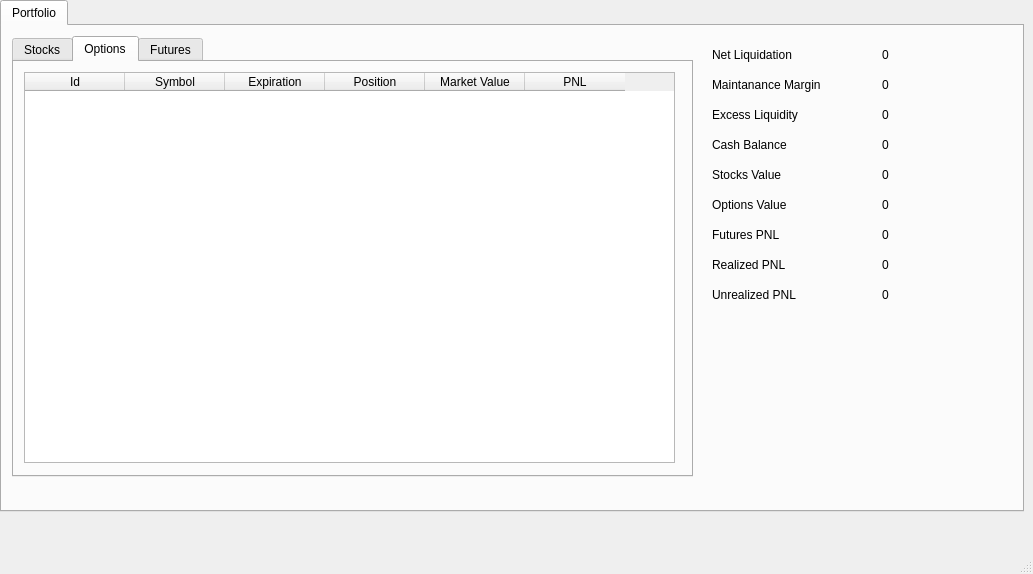
Old version of the form src/app/mainwindow.ui in the repository kubawoo/cutetrader.
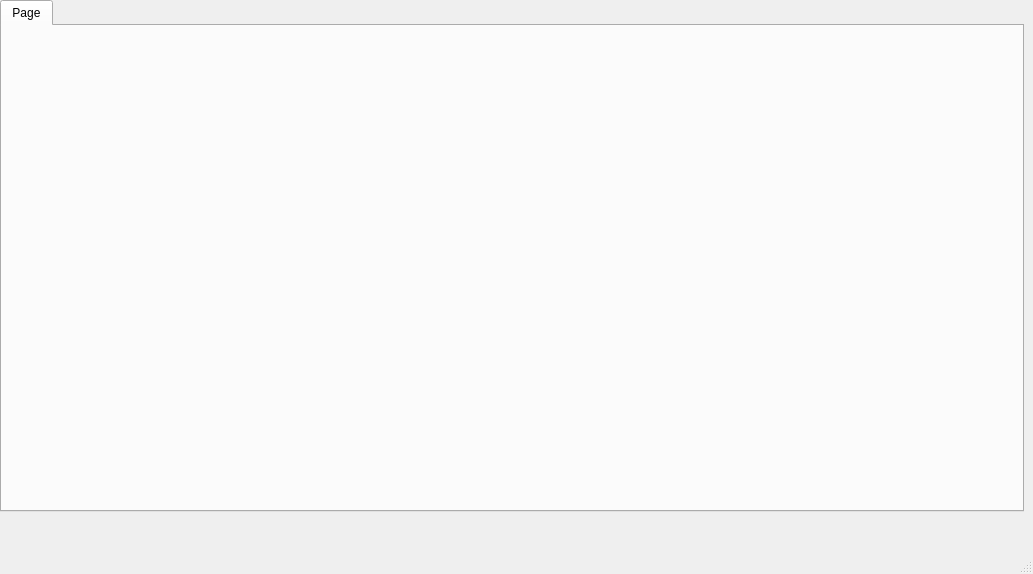
New version of the form. The open tabs and pages were chosen to show the change.

Commit message: Extract portfolio tab to separate class

```diff
--- a/src/app/mainwindow.ui
+++ b/src/app/mainwindow.ui
@@ -28,415 +28,8 @@
     </property>
     <widget class="QWidget" name="portfolioTab">
      <attribute name="title">
-      <string>Portfolio</string>
+      <string>Page</string>
      </attribute>
-     <widget class="QLabel" name="label_1">
-      <property name="geometry">
-       <rect>
-        <x>710</x>
-        <y>20</y>
-        <width>101</width>
-        <height>17</height>
-       </rect>
-      </property>
-      <property name="text">
-       <string>Net Liquidation</string>
-      </property>
-     </widget>
-     <widget class="QLabel" name="netLiquidation">
-      <property name="geometry">
-       <rect>
-        <x>880</x>
-        <y>20</y>
-        <width>131</width>
-        <height>17</height>
-       </rect>
-      </property>
-      <property name="text">
-       <string>0</string>
-      </property>
-     </widget>
-     <widget class="QTabWidget" name="tabWidget_2">
-      <property name="geometry">
-       <rect>
-        <x>10</x>
-        <y>10</y>
-        <width>681</width>
-        <height>441</height>
-       </rect>
-      </property>
-      <property name="currentIndex">
-       <number>0</number>
-      </property>
-      <widget class="QWidget" name="stocksTab">
-       <attribute name="title">
-        <string>Stocks</string>
-       </attribute>
-       <widget class="QTableWidget" name="stocksTableWidget">
-        <property name="geometry">
-         <rect>
-          <x>10</x>
-          <y>10</y>
-          <width>651</width>
-          <height>391</height>
-         </rect>
-        </property>
-        <property name="editTriggers">
-         <set>QAbstractItemView::NoEditTriggers</set>
-        </property>
-        <property name="selectionMode">
-         <enum>QAbstractItemView::MultiSelection</enum>
-        </property>
-        <property name="selectionBehavior">
-         <enum>QAbstractItemView::SelectRows</enum>
-        </property>
-        <attribute name="verticalHeaderVisible">
-         <bool>false</bool>
-        </attribute>
-        <column>
-         <property name="text">
-          <string>Id</string>
-         </property>
-        </column>
-        <column>
-         <property name="text">
-          <string>Symbol</string>
-         </property>
-        </column>
-        <column>
-         <property name="text">
-          <string>Position</string>
-         </property>
-        </column>
-        <column>
-         <property name="text">
-          <string>Market Value</string>
-         </property>
-        </column>
-        <column>
-         <property name="text">
-          <string>PNL</string>
-         </property>
-        </column>
-       </widget>
-      </widget>
-      <widget class="QWidget" name="optionsTab">
-       <attribute name="title">
-        <string>Options</string>
-       </attribute>
-       <widget class="QTableWidget" name="optionsTableWidget">
-        <property name="geometry">
-         <rect>
-          <x>10</x>
-          <y>10</y>
-          <width>651</width>
-          <height>391</height>
-         </rect>
-        </property>
-        <property name="editTriggers">
-         <set>QAbstractItemView::NoEditTriggers</set>
-        </property>
-        <property name="selectionMode">
-         <enum>QAbstractItemView::MultiSelection</enum>
-        </property>
-        <attribute name="verticalHeaderVisible">
-         <bool>false</bool>
-        </attribute>
-        <column>
-         <property name="text">
-          <string>Id</string>
-         </property>
-        </column>
-        <column>
-         <property name="text">
-          <string>Symbol</string>
-         </property>
-        </column>
-        <column>
-         <property name="text">
-          <string>Expiration</string>
-         </property>
-        </column>
-        <column>
-         <property name="text">
-          <string>Position</string>
-         </property>
-        </column>
-        <column>
-         <property name="text">
-          <string>Market Value</string>
-         </property>
-        </column>
-        <column>
-         <property name="text">
-          <string>PNL</string>
-         </property>
-        </column>
-       </widget>
-      </widget>
-      <widget class="QWidget" name="futuresTab">
-       <attribute name="title">
-        <string>Futures</string>
-       </attribute>
-       <widget class="QTableWidget" name="futuresTableWidget">
-        <property name="geometry">
-         <rect>
-          <x>10</x>
-          <y>10</y>
-          <width>651</width>
-          <height>391</height>
-         </rect>
-        </property>
-        <property name="editTriggers">
-         <set>QAbstractItemView::NoEditTriggers</set>
-        </property>
-        <property name="selectionMode">
-         <enum>QAbstractItemView::MultiSelection</enum>
-        </property>
-        <attribute name="verticalHeaderVisible">
-         <bool>false</bool>
-        </attribute>
-        <column>
-         <property name="text">
-          <string>Id</string>
-         </property>
-        </column>
-        <column>
-         <property name="text">
-          <string>Symbol</string>
-         </property>
-        </column>
-        <column>
-         <property name="text">
-          <string>Expiration</string>
-         </property>
-        </column>
-        <column>
-         <property name="text">
-          <string>Position</string>
-         </property>
-        </column>
-        <column>
-         <property name="text">
-          <string>Market Value</string>
-         </property>
-        </column>
-        <column>
-         <property name="text">
-          <string>PNL</string>
-         </property>
-        </column>
-       </widget>
-      </widget>
-     </widget>
-     <widget class="QLabel" name="label_2">
-      <property name="geometry">
-       <rect>
-        <x>710</x>
-        <y>50</y>
-        <width>131</width>
-        <height>17</height>
-       </rect>
-      </property>
-      <property name="text">
-       <string>Maintanance Margin</string>
-      </property>
-     </widget>
-     <widget class="QLabel" name="label_3">
-      <property name="geometry">
-       <rect>
-        <x>710</x>
-        <y>80</y>
-        <width>131</width>
-        <height>17</height>
-       </rect>
-      </property>
-      <property name="text">
-       <string>Excess Liquidity</string>
-      </property>
-     </widget>
-     <widget class="QLabel" name="maintananceMargin">
-      <property name="geometry">
-       <rect>
-        <x>880</x>
-        <y>50</y>
-        <width>131</width>
-        <height>17</height>
-       </rect>
-      </property>
-      <property name="text">
-       <string>0</string>
-      </property>
-     </widget>
-     <widget class="QLabel" name="excessLiquidity">
-      <property name="geometry">
-       <rect>
-        <x>880</x>
-        <y>80</y>
-        <width>121</width>
-        <height>17</height>
-       </rect>
-      </property>
-      <property name="text">
-       <string>0</string>
-      </property>
-     </widget>
-     <widget class="QLabel" name="cashBalance">
-      <property name="geometry">
-       <rect>
-        <x>880</x>
-        <y>110</y>
-        <width>121</width>
-        <height>17</height>
-       </rect>
-      </property>
-      <property name="text">
-       <string>0</string>
-      </property>
-     </widget>
-     <widget class="QLabel" name="label_4">
-      <property name="geometry">
-       <rect>
-        <x>710</x>
-        <y>110</y>
-        <width>131</width>
-        <height>17</height>
-       </rect>
-      </property>
-      <property name="text">
-       <string>Cash Balance</string>
-      </property>
-     </widget>
-     <widget class="QLabel" name="optionsValue">
-      <property name="geometry">
-       <rect>
-        <x>880</x>
-        <y>170</y>
-        <width>131</width>
-        <height>17</height>
-       </rect>
-      </property>
-      <property name="text">
-       <string>0</string>
-      </property>
-     </widget>
-     <widget class="QLabel" name="stocksValue">
-      <property name="geometry">
-       <rect>
-        <x>880</x>
-        <y>140</y>
-        <width>131</width>
-        <height>17</height>
-       </rect>
-      </property>
-      <property name="text">
-       <string>0</string>
-      </property>
-     </widget>
-     <widget class="QLabel" name="label_5">
-      <property name="geometry">
-       <rect>
-        <x>710</x>
-        <y>170</y>
-        <width>131</width>
-        <height>17</height>
-       </rect>
-      </property>
-      <property name="text">
-       <string>Options Value</string>
-      </property>
-     </widget>
-     <widget class="QLabel" name="label_6">
-      <property name="geometry">
-       <rect>
-        <x>710</x>
-        <y>140</y>
-        <width>101</width>
-        <height>17</height>
-       </rect>
-      </property>
-      <property name="text">
-       <string>Stocks Value</string>
-      </property>
-     </widget>
-     <widget class="QLabel" name="label_7">
-      <property name="geometry">
-       <rect>
-        <x>710</x>
-        <y>260</y>
-        <width>131</width>
-        <height>17</height>
-       </rect>
-      </property>
-      <property name="text">
-       <string>Unrealized PNL</string>
-      </property>
-     </widget>
-     <widget class="QLabel" name="unrealizedPNL">
-      <property name="geometry">
-       <rect>
-        <x>880</x>
-        <y>260</y>
-        <width>121</width>
-        <height>17</height>
-       </rect>
-      </property>
-      <property name="text">
-       <string>0</string>
-      </property>
-     </widget>
-     <widget class="QLabel" name="realizedPNL">
-      <property name="geometry">
-       <rect>
-        <x>880</x>
-        <y>230</y>
-        <width>121</width>
-        <height>17</height>
-       </rect>
-      </property>
-      <property name="text">
-       <string>0</string>
-      </property>
-     </widget>
-     <widget class="QLabel" name="label_8">
-      <property name="geometry">
-       <rect>
-        <x>710</x>
-        <y>230</y>
-        <width>131</width>
-        <height>17</height>
-       </rect>
-      </property>
-      <property name="text">
-       <string>Realized PNL</string>
-      </property>
-     </widget>
-     <widget class="QLabel" name="label_9">
-      <property name="geometry">
-       <rect>
-        <x>710</x>
-        <y>200</y>
-        <width>131</width>
-        <height>17</height>
-       </rect>
-      </property>
-      <property name="text">
-       <string>Futures PNL</string>
-      </property>
-     </widget>
-     <widget class="QLabel" name="futuresPNL">
-      <property name="geometry">
-       <rect>
-        <x>880</x>
-        <y>200</y>
-        <width>131</width>
-        <height>17</height>
-       </rect>
-      </property>
-      <property name="text">
-       <string>0</string>
-      </property>
-     </widget>
     </widget>
    </widget>
   </widget>
```
Left out of the diff: 2 changed lines with no effect on the pictures. The commit also changes 6 other files.
